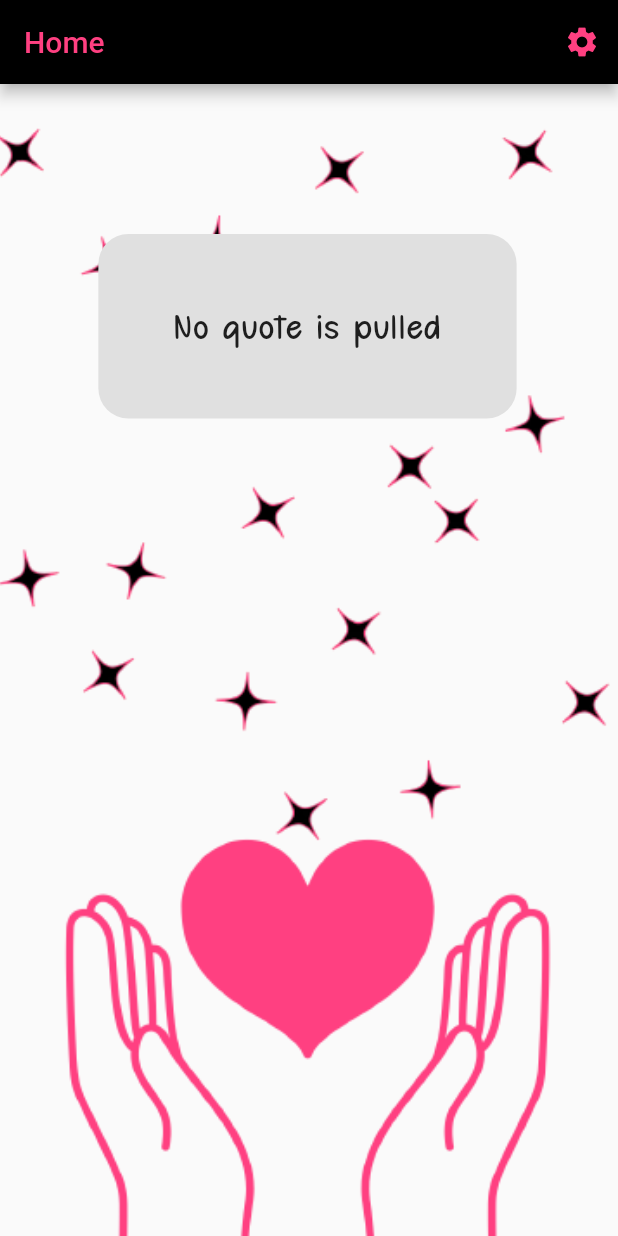
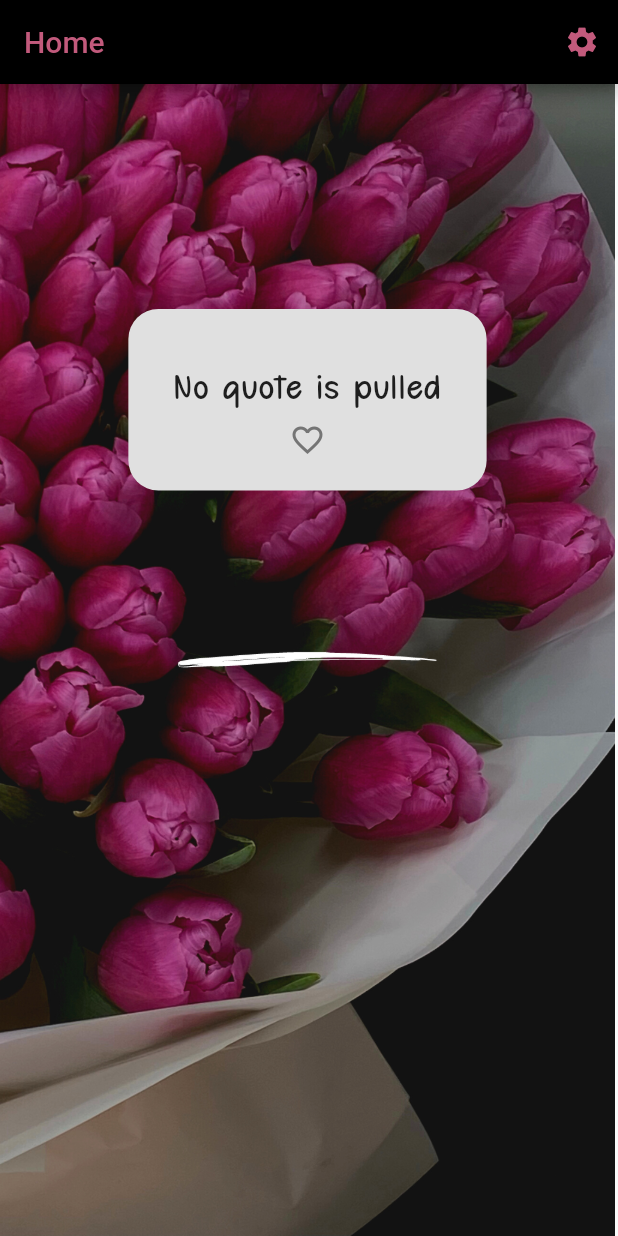
Before and after one commit to malakm2002/CODSOFT, a Flutter app: the Home screen opened by its route, on a phone screen of 412 x 824 dp. Run offline on Flutter 3.47's test engine with Material 2 defaults, Android fonts, the phone set to English and light mode, and no system bars; our stand-ins replace firebase_auth, firebase_core, firebase_database, rxdart; missing offline and left inert: com.codsoft.quizApp; accounts and stored records are empty.

Commit message:
QUOTE - adding a quote to the user's favorites

```diff
--- a/WordAlChemy/lib/Home/home.dart
+++ b/WordAlChemy/lib/Home/home.dart
@@ -16,18 +16,25 @@ class _HomeState extends State<Home> {
   String _currentQuote = "No quote is pulled";
   BehaviorSubject<String> _quoteStream = BehaviorSubject<String>();
   bool _waiting = false;
+  bool _isFav = false;
 
   @override
   void initState() {
     super.initState();
     _loadRandomQuote().then((value) => print('getting quote'));
-
-    // Generate a new quote every 24 hours
-    Stream.periodic(Duration(hours: 24), (int count) => count)
+    print("Stream listener activated");
+    Stream.periodic(const Duration(minutes: 1), (int count) => count)
         .asyncMap((_) async => await AccessDB.getRandomQuote())
         .listen((quote) {
+      print("New quote received: $quote");
+      setState(() {
+        _currentQuote=quote;
+        _isFav = false;
+      });
       _quoteStream.add(quote);
     });
+    print('success');
+
   }
 
   @override
@@ -42,10 +49,23 @@ class _HomeState extends State<Home> {
     });
     String quote = await AccessDB.getRandomQuote();
     setState(() {
-      _currentQuote = quote;
-      _waiting = false;
+      _currentQuote = quote;      _waiting = false;
     });
     print('done: $quote');
+  }
+
+  void favoriteQuote() {
+    if (!_isFav) {
+      setState(() {
+        _isFav = true;
+      });
+      print(' the current: $_currentQuote');
+      AccessDB.addToFavorite(_currentQuote);
+    } else {
+      setState(() {
+        _isFav = false;
+      });
+    }
   }
 
   @override
@@ -54,15 +74,15 @@ class _HomeState extends State<Home> {
       appBar: AppBar(
         title: const Text(
           'Home',
-          style: TextStyle(color: Colors.pinkAccent),
+          style: TextStyle(color: Color.fromARGB(255, 194, 90, 124)),
         ),
         backgroundColor: Colors.black,
         automaticallyImplyLeading: false,
         actions: [
           PopupMenuButton(
-            icon: Icon(
+            icon: const Icon(
               Icons.settings,
-              color: Colors.pinkAccent,
+              color: Color.fromARGB(255, 194, 90, 124),
             ),
             color: Colors.pinkAccent.shade100,
             shadowColor: Colors.grey,
@@ -108,29 +128,45 @@ class _HomeState extends State<Home> {
         child: Column(
           children: [
             Container(
-              margin: const EdgeInsets.only(top: 100, left: 50, right: 50),
-              padding: const EdgeInsets.all(50),
+                margin: const EdgeInsets.only(top: 150, left: 50, right: 50),
+                padding: const EdgeInsets.only(
+                    top: 40, right: 30, left: 30, bottom: 10),
                 decoration: BoxDecoration(
                   borderRadius: BorderRadius.circular(20.0),
                   color: Colors.grey.shade300,
                 ),
-              child: _waiting
+                child: Column(
+                  children: [
+                    _waiting
                         ? const CircularProgressIndicator(
                             backgroundColor: Colors.black,
-                      color: Colors.pinkAccent,
+                            color: Color.fromARGB(255, 194, 90, 124),
                           )
                         : StreamBuilder<String>(
                             stream: _quoteStream.stream,
                             initialData: _currentQuote,
                             builder: (context, snapshot) {
+                              final displayedQuote =
+                                  snapshot.data ?? _currentQuote;
+
+
                               return Text(
-                          snapshot.data!,
+                                displayedQuote,
                                 textAlign: TextAlign.center,
-                          style: TextStyle(fontFamily: 'quote', fontSize: 20),
+                                style: const TextStyle(
+                                    fontFamily: 'quote', fontSize: 20),
                               );
                             },
                           ),
-            ),
+                    IconButton(
+                        onPressed: favoriteQuote,
+                        icon: Icon(
+                          _isFav ? Icons.favorite : Icons.favorite_border,
+                          color:
+                              _isFav ? Colors.pinkAccent : Colors.grey.shade600,
+                        ))
+                  ],
+                )),
           ],
         ),
       ),
--- a/WordAlChemy/lib/main.dart
+++ b/WordAlChemy/lib/main.dart
@@ -15,7 +15,7 @@ void main() async {
 
   await Firebase.initializeApp(options: DefaultFirebaseOptions.currentPlatform);
 
-  await AccessDB.addQuotes();
+  // await AccessDB.addQuotes();
   runApp(const MyApp());
 }
 
```
Also changed, not shown: WordAlChemy/lib/Authentication/ResetPassword.dart (+6 -6 lines), WordAlChemy/lib/Authentication/signIn.dart (+18 -14 lines), WordAlChemy/lib/Authentication/signUp.dart (+33 -25 lines), WordAlChemy/lib/Database/AccessDB.dart (+32 -0 lines), WordAlChemy/lib/Home/Welcome.dart (+8 -5 lines), WordAlChemy/assets/background.png, WordAlChemy/assets/logo.png. Lines whose indentation alone changed are shown as unchanged.
